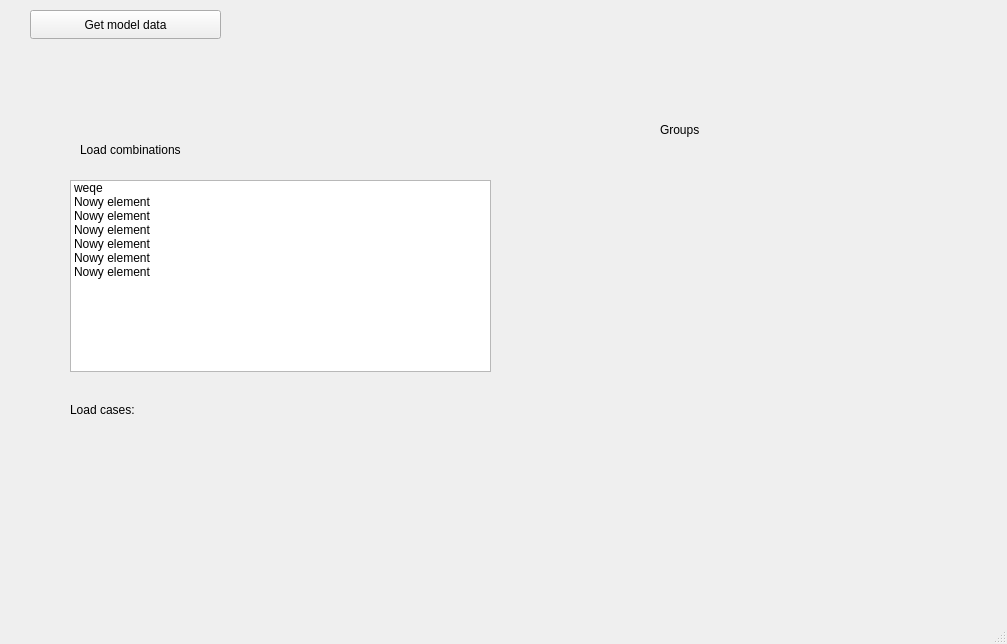
This is mainwindow.ui in lukaszlaba/etabsplus as Qt 5 draws it before an edit. The edited form follows.
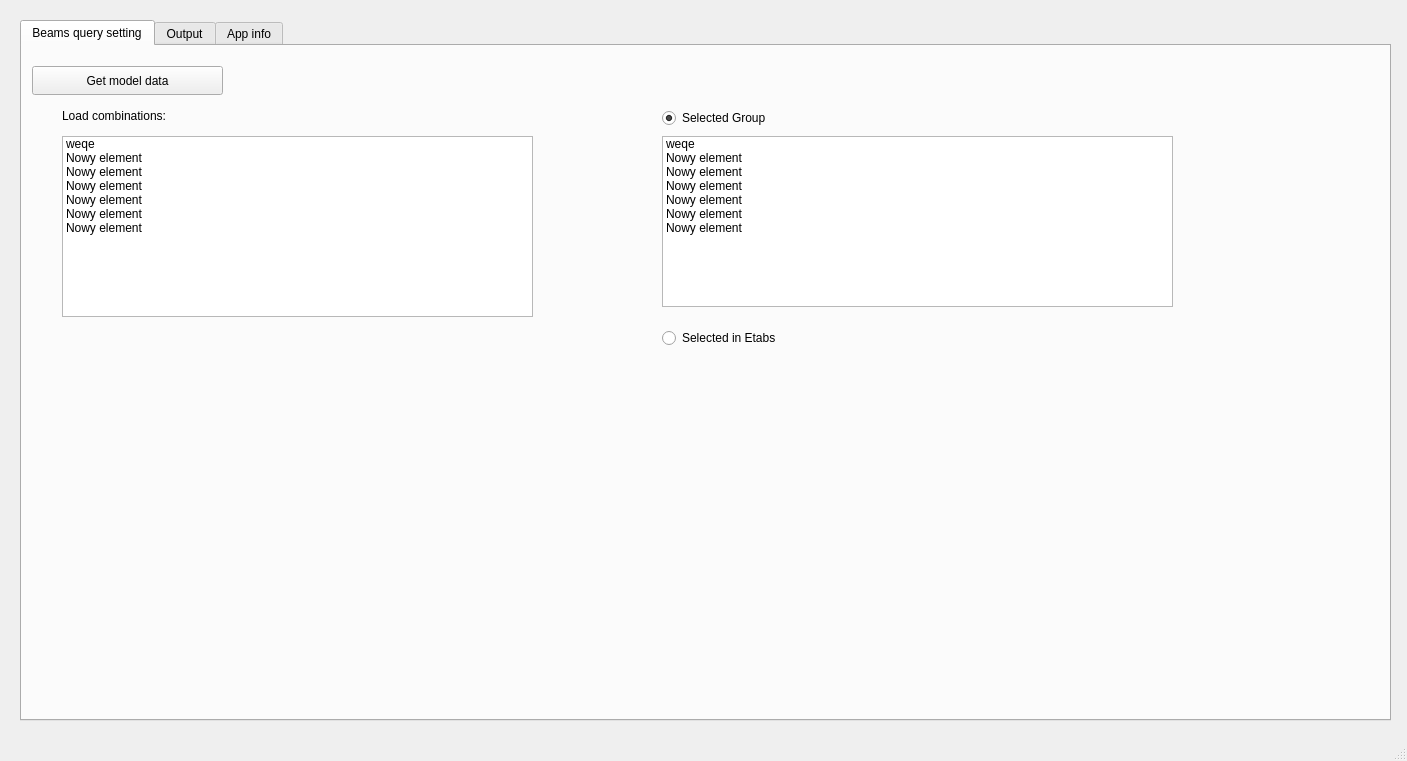
This is the edited form. The open tabs and pages were chosen to show the change.

The edit to the form file:
```diff
--- a/mainwindow.ui
+++ b/mainwindow.ui
@@ -6,113 +6,296 @@
    <rect>
     <x>0</x>
     <y>0</y>
-    <width>1007</width>
-    <height>644</height>
+    <width>1407</width>
+    <height>761</height>
    </rect>
   </property>
   <property name="windowTitle">
-   <string>MainWindow</string>
+   <string>Etabs plus toolkit</string>
   </property>
   <widget class="QWidget" name="centralwidget">
-   <widget class="QListWidget" name="listWidget">
+   <widget class="QTabWidget" name="tabWidget">
     <property name="geometry">
      <rect>
-      <x>70</x>
-      <y>180</y>
-      <width>421</width>
-      <height>192</height>
+      <x>20</x>
+      <y>20</y>
+      <width>1371</width>
+      <height>701</height>
      </rect>
     </property>
-    <property name="selectionMode">
-     <enum>QAbstractItemView::ExtendedSelection</enum>
+    <property name="currentIndex">
+     <number>1</number>
     </property>
-    <item>
-     <property name="text">
-      <string>weqe</string>
-     </property>
-    </item>
-    <item>
-     <property name="text">
-      <string>Nowy element</string>
-     </property>
-    </item>
-    <item>
-     <property name="text">
-      <string>Nowy element</string>
-     </property>
-    </item>
-    <item>
-     <property name="text">
-      <string>Nowy element</string>
-     </property>
-    </item>
-    <item>
-     <property name="text">
-      <string>Nowy element</string>
-     </property>
-    </item>
-    <item>
-     <property name="text">
-      <string>Nowy element</string>
-     </property>
-    </item>
-    <item>
-     <property name="text">
-      <string>Nowy element</string>
-     </property>
-    </item>
-   </widget>
-   <widget class="QPushButton" name="pushButton">
-    <property name="geometry">
-     <rect>
-      <x>30</x>
-      <y>10</y>
-      <width>191</width>
-      <height>29</height>
-     </rect>
-    </property>
-    <property name="text">
-     <string>Get model data</string>
-    </property>
-   </widget>
-   <widget class="QLabel" name="label">
-    <property name="geometry">
-     <rect>
-      <x>80</x>
-      <y>140</y>
-      <width>221</width>
-      <height>20</height>
-     </rect>
-    </property>
-    <property name="text">
-     <string>Load combinations</string>
-    </property>
-   </widget>
-   <widget class="QLabel" name="label_2">
-    <property name="geometry">
-     <rect>
-      <x>660</x>
-      <y>120</y>
-      <width>91</width>
-      <height>20</height>
-     </rect>
-    </property>
-    <property name="text">
-     <string>Groups</string>
-    </property>
-   </widget>
-   <widget class="QLabel" name="label_3">
-    <property name="geometry">
-     <rect>
-      <x>70</x>
-      <y>400</y>
-      <width>221</width>
-      <height>20</height>
-     </rect>
-    </property>
-    <property name="text">
-     <string>Load cases:</string>
-    </property>
+    <widget class="QWidget" name="tab">
+     <attribute name="title">
+      <string>Beams query setting</string>
+     </attribute>
+     <widget class="QLabel" name="label">
+      <property name="geometry">
+       <rect>
+        <x>40</x>
+        <y>60</y>
+        <width>201</width>
+        <height>20</height>
+       </rect>
+      </property>
+      <property name="text">
+       <string>Load combinations:</string>
+      </property>
+     </widget>
+     <widget class="QPushButton" name="pushButton_GetEtabsData">
+      <property name="geometry">
+       <rect>
+        <x>10</x>
+        <y>20</y>
+        <width>191</width>
+        <height>29</height>
+       </rect>
+      </property>
+      <property name="text">
+       <string>Get model data</string>
+      </property>
+     </widget>
+     <widget class="QListWidget" name="listWidget_LC">
+      <property name="geometry">
+       <rect>
+        <x>40</x>
+        <y>90</y>
+        <width>471</width>
+        <height>181</height>
+       </rect>
+      </property>
+      <property name="selectionMode">
+       <enum>QAbstractItemView::ExtendedSelection</enum>
+      </property>
+      <item>
+       <property name="text">
+        <string>weqe</string>
+       </property>
+      </item>
+      <item>
+       <property name="text">
+        <string>Nowy element</string>
+       </property>
+      </item>
+      <item>
+       <property name="text">
+        <string>Nowy element</string>
+       </property>
+      </item>
+      <item>
+       <property name="text">
+        <string>Nowy element</string>
+       </property>
+      </item>
+      <item>
+       <property name="text">
+        <string>Nowy element</string>
+       </property>
+      </item>
+      <item>
+       <property name="text">
+        <string>Nowy element</string>
+       </property>
+      </item>
+      <item>
+       <property name="text">
+        <string>Nowy element</string>
+       </property>
+      </item>
+     </widget>
+     <widget class="QListWidget" name="listWidget_Groups">
+      <property name="geometry">
+       <rect>
+        <x>640</x>
+        <y>90</y>
+        <width>511</width>
+        <height>171</height>
+       </rect>
+      </property>
+      <property name="selectionMode">
+       <enum>QAbstractItemView::ExtendedSelection</enum>
+      </property>
+      <item>
+       <property name="text">
+        <string>weqe</string>
+       </property>
+      </item>
+      <item>
+       <property name="text">
+        <string>Nowy element</string>
+       </property>
+      </item>
+      <item>
+       <property name="text">
+        <string>Nowy element</string>
+       </property>
+      </item>
+      <item>
+       <property name="text">
+        <string>Nowy element</string>
+       </property>
+      </item>
+      <item>
+       <property name="text">
+        <string>Nowy element</string>
+       </property>
+      </item>
+      <item>
+       <property name="text">
+        <string>Nowy element</string>
+       </property>
+      </item>
+      <item>
+       <property name="text">
+        <string>Nowy element</string>
+       </property>
+      </item>
+     </widget>
+     <widget class="QRadioButton" name="radioButton_SelectedGroup">
+      <property name="geometry">
+       <rect>
+        <x>640</x>
+        <y>60</y>
+        <width>141</width>
+        <height>24</height>
+       </rect>
+      </property>
+      <property name="text">
+       <string>Selected Group</string>
+      </property>
+      <property name="checked">
+       <bool>true</bool>
+      </property>
+     </widget>
+     <widget class="QRadioButton" name="radioButton_SelecteInEtabs">
+      <property name="geometry">
+       <rect>
+        <x>640</x>
+        <y>280</y>
+        <width>141</width>
+        <height>24</height>
+       </rect>
+      </property>
+      <property name="text">
+       <string>Selected in Etabs</string>
+      </property>
+     </widget>
+    </widget>
+    <widget class="QWidget" name="tab_2">
+     <attribute name="title">
+      <string>Output</string>
+     </attribute>
+     <widget class="QPushButton" name="pushButton_GetResults">
+      <property name="geometry">
+       <rect>
+        <x>20</x>
+        <y>20</y>
+        <width>101</width>
+        <height>29</height>
+       </rect>
+      </property>
+      <property name="text">
+       <string>Get results</string>
+      </property>
+     </widget>
+     <widget class="QPushButton" name="pushButton_ClearResults">
+      <property name="geometry">
+       <rect>
+        <x>20</x>
+        <y>50</y>
+        <width>101</width>
+        <height>29</height>
+       </rect>
+      </property>
+      <property name="text">
+       <string>Clear</string>
+      </property>
+     </widget>
+     <widget class="QProgressBar" name="progressBar">
+      <property name="geometry">
+       <rect>
+        <x>130</x>
+        <y>20</y>
+        <width>201</width>
+        <height>23</height>
+       </rect>
+      </property>
+      <property name="value">
+       <number>24</number>
+      </property>
+     </widget>
+     <widget class="QCheckBox" name="checkBox_Pmax">
+      <property name="geometry">
+       <rect>
+        <x>380</x>
+        <y>20</y>
+        <width>107</width>
+        <height>24</height>
+       </rect>
+      </property>
+      <property name="text">
+       <string>P max</string>
+      </property>
+     </widget>
+     <widget class="QCheckBox" name="checkBox_Pmin">
+      <property name="geometry">
+       <rect>
+        <x>460</x>
+        <y>20</y>
+        <width>107</width>
+        <height>24</height>
+       </rect>
+      </property>
+      <property name="text">
+       <string>P min</string>
+      </property>
+     </widget>
+     <widget class="QPlainTextEdit" name="plainTextEdit">
+      <property name="geometry">
+       <rect>
+        <x>30</x>
+        <y>100</y>
+        <width>1311</width>
+        <height>551</height>
+       </rect>
+      </property>
+     </widget>
+     <widget class="QCheckBox" name="checkBox_EndsOnly">
+      <property name="geometry">
+       <rect>
+        <x>380</x>
+        <y>60</y>
+        <width>107</width>
+        <height>24</height>
+       </rect>
+      </property>
+      <property name="text">
+       <string>ends only</string>
+      </property>
+     </widget>
+    </widget>
+    <widget class="QWidget" name="tab_3">
+     <attribute name="title">
+      <string>App info</string>
+     </attribute>
+     <widget class="QPlainTextEdit" name="plainTextEdit_AppInfo">
+      <property name="geometry">
+       <rect>
+        <x>20</x>
+        <y>20</y>
+        <width>1311</width>
+        <height>125</height>
+       </rect>
+      </property>
+      <property name="readOnly">
+       <bool>true</bool>
+      </property>
+      <property name="plainText">
+       <string>sdasadadasd</string>
+      </property>
+     </widget>
+    </widget>
    </widget>
   </widget>
   <widget class="QMenuBar" name="menubar">
@@ -120,7 +303,7 @@
     <rect>
      <x>0</x>
      <y>0</y>
-     <width>1007</width>
+     <width>1407</width>
      <height>26</height>
     </rect>
    </property>
```
